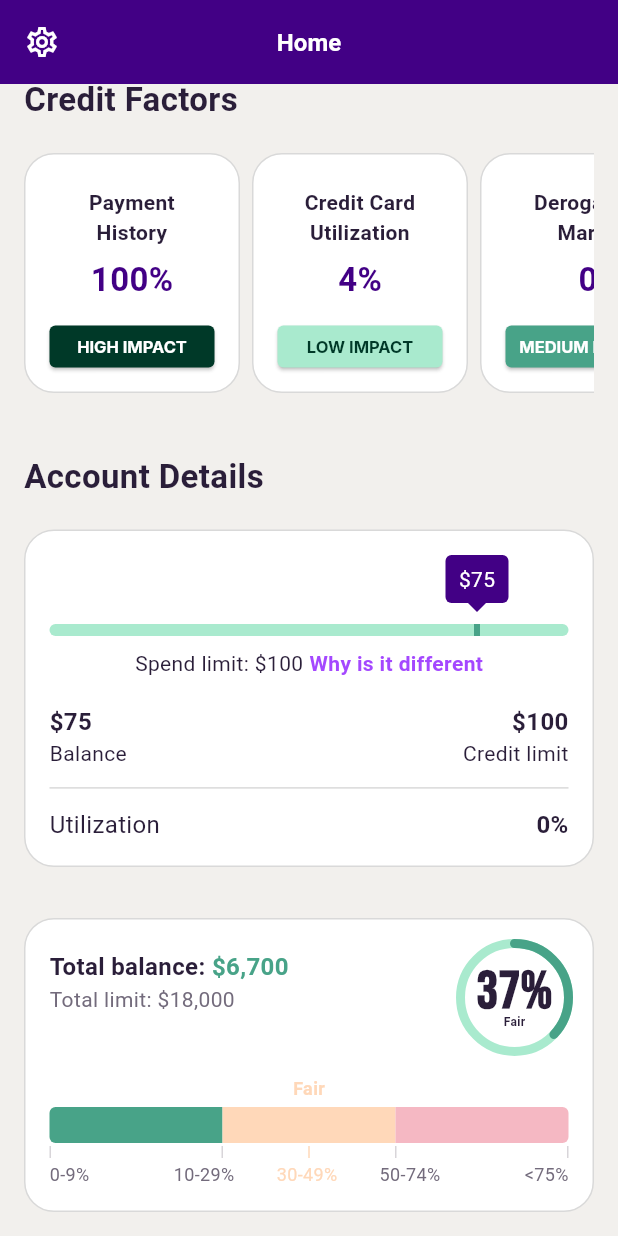
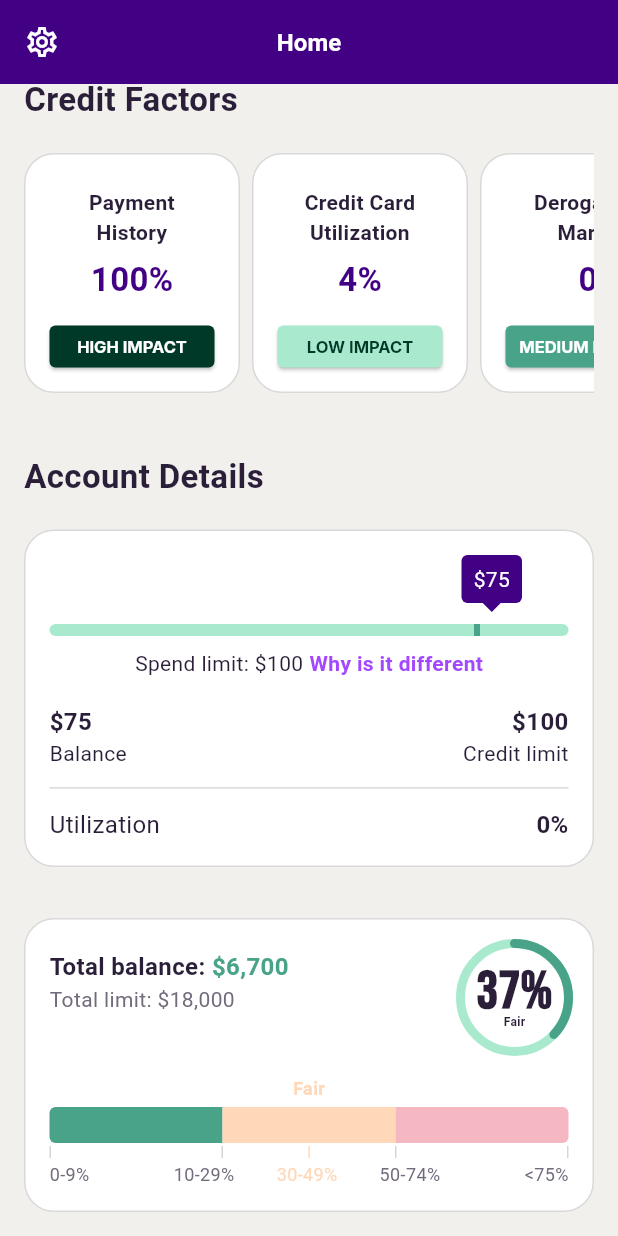
Before and after one commit to Jambdy/ava-assignment, a Flutter app: the screen it shows after launch, scrolled down 576 dp, on a phone screen of 412 x 824 dp. Run offline on Flutter 3.47's test engine with Material 3 defaults, Android fonts, the phone set to English and light mode, and no system bars; our stand-ins replace auto_route, flutter_riverpod, freezed_annotation, google_fonts, riverpod_annotation, shared_preferences; generated files the repository leaves out were written again; Roboto replaces fonts that are missing (Liter).

Commit message:
handle dynamic speech width in account details card

```diff
--- a/lib/ui/core/widgets/ava_speech_bubble.dart
+++ b/lib/ui/core/widgets/ava_speech_bubble.dart
@@ -4,9 +4,8 @@ import '../themes/theme.dart';
 
 class AvaSpeechBubble extends StatelessWidget {
   final String text;
-  final double width;
 
-  const AvaSpeechBubble({super.key, required this.text, required this.width});
+  const AvaSpeechBubble({super.key, required this.text});
 
   @override
   Widget build(BuildContext context) {
@@ -14,9 +13,8 @@ class AvaSpeechBubble extends StatelessWidget {
       mainAxisSize: MainAxisSize.min,
       children: [
         Container(
-          width: width,
-          alignment: Alignment.center,
-          padding: const EdgeInsets.symmetric(vertical: 6),
+          // alignment: Alignment.center,
+          padding: const EdgeInsets.symmetric(vertical: 6, horizontal: 8),
           decoration: BoxDecoration(
             color: Theme.of(context).colorScheme.primary,
             borderRadius: BorderRadius.circular(4),
--- a/lib/ui/home/widgets/account_details_card.dart
+++ b/lib/ui/home/widgets/account_details_card.dart
@@ -111,7 +111,6 @@ class _SpendLimitProgressState extends State<_SpendLimitProgress>
     with SingleTickerProviderStateMixin {
   late final AnimationController _ctrl;
   late final Animation<double> _progressAnim;
-  final double _speechWidth = 42;
 
   @override
   void initState() {
@@ -147,19 +146,16 @@ class _SpendLimitProgressState extends State<_SpendLimitProgress>
             crossAxisAlignment: CrossAxisAlignment.start,
             children: [
               Padding(
-                // TODO: Handle dynamic speech width
                 padding: EdgeInsets.only(
-                  left: max(
-                    widget.progressPercent * widget.width - _speechWidth / 2,
-                    0,
-                  ),
+                  left: max(widget.progressPercent * widget.width, 0),
                   bottom: 8,
                 ),
-                child: Opacity(
-                  opacity: _progressAnim.value / widget.progressPercent,
-                  child: AvaSpeechBubble(
-                    text: '\$${widget.balanceDisplay}',
-                    width: _speechWidth,
+                child: Align(
+                  alignment: const FractionalOffset(-0.5, 0),
+                  widthFactor: 2,
+                  child: Opacity(
+                    opacity: _progressAnim.value / widget.progressPercent,
+                    child: AvaSpeechBubble(text: '\$${widget.balanceDisplay}'),
                   ),
                 ),
               ),
```
